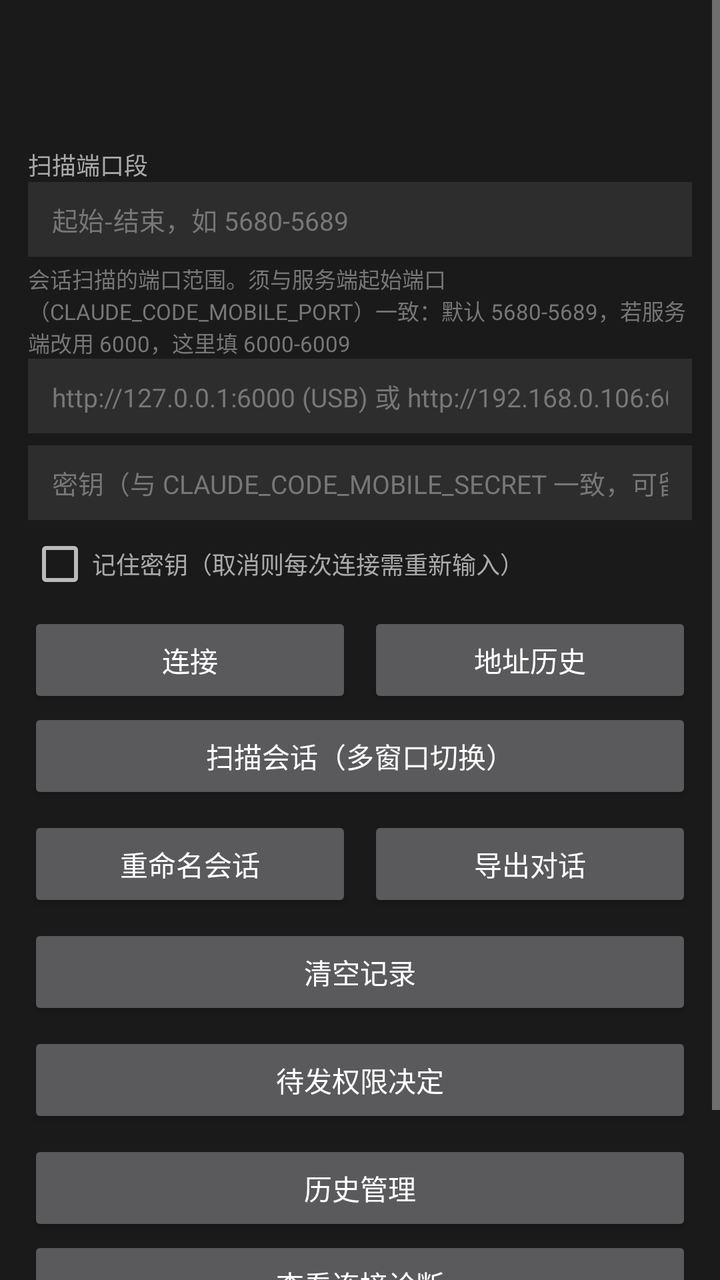
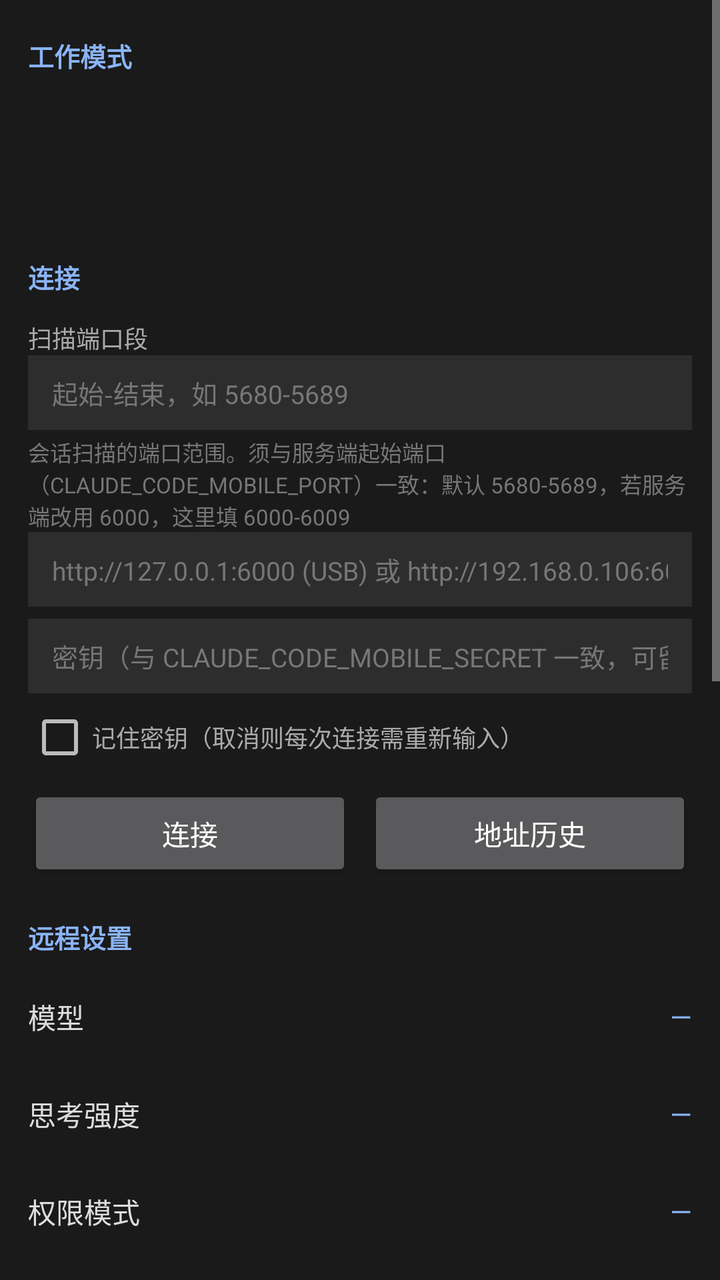

Before-and-after screenshots of an Android layout around one commit, followed by the original layout XML and the change that was made.
<!-- AndroidManifest.xml: application theme Theme.DogeMobile -->
<!-- res/layout/fragment_settings.xml -->
<?xml version="1.0" encoding="utf-8"?>
<ScrollView xmlns:android="http://schemas.android.com/apk/res/android"
    android:layout_width="match_parent"
    android:layout_height="match_parent"
    android:background="#1A1A1A"
    android:fillViewport="true">

    <LinearLayout
        android:layout_width="match_parent"
        android:layout_height="wrap_content"
        android:orientation="vertical"
        android:paddingBottom="24dp">

        
        <LinearLayout
            android:layout_width="match_parent"
            android:layout_height="wrap_content"
            android:orientation="vertical"
            android:paddingStart="14dp"
            android:paddingEnd="14dp">

            <TextView
                style="@style/SettingsSection"
                android:text="@string/section_mode" />

            <TextView
                android:id="@+id/mode_value"
                android:layout_width="match_parent"
                android:layout_height="wrap_content"
                android:layout_marginTop="2dp"
                android:textColor="#8AB4F8"
                android:textSize="14sp" />

            <TextView
                android:id="@+id/mode_desc"
                android:layout_width="match_parent"
                android:layout_height="wrap_content"
                android:layout_marginTop="4dp"
                android:textColor="#777777"
                android:textSize="12sp" />

            <LinearLayout
                android:id="@+id/mode_items"
                android:layout_width="wrap_content"
                android:layout_height="wrap_content"
                android:layout_marginTop="8dp"
                android:orientation="horizontal" />
        </LinearLayout>

        
        <LinearLayout
            android:id="@+id/local_section"
            android:layout_width="match_parent"
            android:layout_height="wrap_content"
            android:layout_marginTop="18dp"
            android:orientation="vertical"
            android:paddingStart="14dp"
            android:paddingEnd="14dp"
            android:visibility="gone">

            <TextView
                style="@style/SettingsSection"
                android:text="@string/section_local" />

            <TextView
                android:id="@+id/local_status"
                android:layout_width="match_parent"
                android:layout_height="wrap_content"
                android:layout_marginTop="2dp"
                android:textColor="#8AB4F8"
                android:textSize="14sp" />

            <TextView
                android:id="@+id/local_hint"
                android:layout_width="match_parent"
                android:layout_height="wrap_content"
                android:layout_marginTop="4dp"
                android:textColor="#777777"
                android:textSize="12sp" />

            
            <TextView
                android:layout_width="match_parent"
                android:layout_height="wrap_content"
                android:layout_marginTop="10dp"
                android:text="@string/label_provider"
                android:textColor="#CCCCCC"
                android:textSize="13sp" />

            <LinearLayout
                android:id="@+id/provider_items"
                android:layout_width="wrap_content"
                android:layout_height="wrap_content"
                android:layout_marginTop="6dp"
                android:orientation="horizontal" />

            <EditText
                android:id="@+id/base_url_input"
                android:layout_width="match_parent"
                android:layout_height="wrap_content"
                android:layout_marginTop="8dp"
                android:background="#2D2D2D"
                android:hint="@string/hint_base_url"
                android:inputType="textUri"
                android:maxLines="1"
                android:paddingStart="12dp"
                android:paddingEnd="12dp"
                android:paddingTop="9dp"
                android:paddingBottom="9dp"
                android:textColor="#E8E8E8"
                android:textColorHint="#777777"
                android:textSize="13sp" />

            <EditText
                android:id="@+id/api_key_input"
                android:layout_width="match_parent"
                android:layout_height="wrap_content"
                android:layout_marginTop="6dp"
                android:background="#2D2D2D"
                android:hint="@string/hint_api_key"
                android:inputType="textPassword"
                android:maxLines="1"
                android:paddingStart="12dp"
                android:paddingEnd="12dp"
                android:paddingTop="9dp"
                android:paddingBottom="9dp"
                android:textColor="#E8E8E8"
                android:textColorHint="#777777"
                android:textSize="13sp" />

            <EditText
                android:id="@+id/model_input"
                android:layout_width="match_parent"
                android:layout_height="wrap_content"
                android:layout_marginTop="6dp"
                android:background="#2D2D2D"
                android:hint="@string/hint_model"
                android:inputType="text"
                android:maxLines="1"
                android:paddingStart="12dp"
                android:paddingEnd="12dp"
                android:paddingTop="9dp"
                android:paddingBottom="9dp"
                android:textColor="#E8E8E8"
                android:textColorHint="#777777"
                android:textSize="13sp" />

            
            <TextView
                android:layout_width="match_parent"
                android:layout_height="wrap_content"
                android:layout_marginTop="10dp"
                android:text="@string/label_workspace"
                android:textColor="#CCCCCC"
                android:textSize="13sp" />

            <TextView
                android:id="@+id/workspace_value"
                android:layout_width="match_parent"
                android:layout_height="wrap_content"
                android:layout_marginTop="4dp"
                android:background="#2D2D2D"
                android:paddingStart="12dp"
                android:paddingEnd="12dp"
                android:paddingTop="9dp"
                android:paddingBottom="9dp"
                android:textColor="#B8C7E0"
                android:textSize="12sp"
                android:typeface="monospace" />

            <LinearLayout
                android:layout_width="match_parent"
                android:layout_height="wrap_content"
                android:layout_marginTop="8dp"
                android:orientation="horizontal">

                <Button
                    android:id="@+id/btn_pick_workspace"
                    android:layout_width="0dp"
                    android:layout_height="wrap_content"
                    android:layout_weight="1"
                    android:text="@string/action_pick_workspace" />

                <Button
                    android:id="@+id/btn_save_local"
                    android:layout_width="0dp"
                    android:layout_height="wrap_content"
                    android:layout_marginStart="8dp"
                    android:layout_weight="1"
                    android:text="@string/action_save_local" />
            </LinearLayout>

            <TextView
                android:id="@+id/local_result"
                android:layout_width="match_parent"
                android:layout_height="wrap_content"
                android:layout_marginTop="10dp"
                android:textColor="#6BD66B"
                android:textSize="12sp"
                android:visibility="gone" />
        </LinearLayout>

        
        <LinearLayout
            android:id="@+id/connection_section"
            android:layout_width="match_parent"
            android:layout_height="wrap_content"
            android:layout_marginTop="18dp"
            android:orientation="vertical"
            android:paddingStart="14dp"
            android:paddingEnd="14dp">

            <TextView
                style="@style/SettingsSection"
                android:text="@string/section_connection" />

            <TextView
                android:id="@+id/scan_port_label"
                android:layout_width="match_parent"
                android:layout_height="wrap_content"
                android:layout_marginTop="6dp"
                android:text="@string/scan_port_label"
                android:textColor="#AAAAAA"
                android:textSize="12sp" />

            <EditText
                android:id="@+id/scan_port_input"
                android:layout_width="match_parent"
                android:layout_height="wrap_content"
                android:background="#2D2D2D"
                android:hint="@string/scan_port_hint"
                android:imeOptions="actionDone"
                android:inputType="text"
                android:maxLines="1"
                android:paddingStart="12dp"
                android:paddingEnd="12dp"
                android:paddingTop="9dp"
                android:paddingBottom="9dp"
                android:textColor="#E8E8E8"
                android:textColorHint="#777777"
                android:textSize="13sp" />

            <TextView
                android:id="@+id/scan_port_desc"
                android:layout_width="match_parent"
                android:layout_height="wrap_content"
                android:layout_marginTop="3dp"
                android:text="@string/scan_port_desc"
                android:textColor="#777777"
                android:textSize="11sp" />

            <EditText
                android:id="@+id/url_input"
                android:layout_width="match_parent"
                android:layout_height="wrap_content"
                android:background="#2D2D2D"
                android:hint="@string/url_hint"
                android:imeOptions="actionGo"
                android:inputType="textUri"
                android:maxLines="1"
                android:paddingStart="12dp"
                android:paddingEnd="12dp"
                android:paddingTop="9dp"
                android:paddingBottom="9dp"
                android:textColor="#E8E8E8"
                android:textColorHint="#777777"
                android:textSize="13sp" />

            <EditText
                android:id="@+id/secret_input"
                android:layout_width="match_parent"
                android:layout_height="wrap_content"
                android:layout_marginTop="6dp"
                android:background="#2D2D2D"
                android:hint="@string/secret_hint"
                android:inputType="text"
                android:maxLines="1"
                android:paddingStart="12dp"
                android:paddingEnd="12dp"
                android:paddingTop="9dp"
                android:paddingBottom="9dp"
                android:textColor="#E8E8E8"
                android:textColorHint="#777777"
                android:textSize="13sp" />

            <CheckBox
                android:id="@+id/chk_remember_secret"
                android:layout_width="match_parent"
                android:layout_height="wrap_content"
                android:layout_marginTop="6dp"
                android:text="@string/remember_secret"
                android:textColor="#AAAAAA"
                android:textSize="12sp" />

            <LinearLayout
                android:layout_width="match_parent"
                android:layout_height="wrap_content"
                android:layout_marginTop="8dp"
                android:orientation="horizontal">

                <Button
                    android:id="@+id/btn_connect"
                    android:layout_width="0dp"
                    android:layout_height="wrap_content"
                    android:layout_weight="1"
                    android:text="@string/connect" />

                <Button
                    android:id="@+id/btn_hosts"
                    android:layout_width="0dp"
                    android:layout_height="wrap_content"
                    android:layout_marginStart="8dp"
                    android:layout_weight="1"
                    android:text="@string/host_history_short" />
            </LinearLayout>
        </LinearLayout>

        
        <LinearLayout
            android:layout_width="match_parent"
            android:layout_height="wrap_content"
            android:orientation="vertical"
            android:paddingStart="14dp"
            android:paddingEnd="14dp">

            <TextView
                style="@style/SettingsSection"
                android:text="@string/section_remote" />

            <LinearLayout
                android:id="@+id/row_model"
                style="@style/SettingsRow">

                <TextView
                    style="@style/SettingsRowLabel"
                    android:text="@string/label_model" />

                <TextView
                    android:id="@+id/row_model_value"
                    style="@style/SettingsRowValue"
                    android:text="@string/value_unknown" />
            </LinearLayout>

            <LinearLayout
                android:id="@+id/row_thinking"
                style="@style/SettingsRow">

                <TextView
                    style="@style/SettingsRowLabel"
                    android:text="@string/label_thinking" />

                <TextView
                    android:id="@+id/row_thinking_value"
                    style="@style/SettingsRowValue"
                    android:text="@string/value_unknown" />
            </LinearLayout>

            <LinearLayout
                android:id="@+id/row_permission"
                style="@style/SettingsRow">

                <TextView
                    style="@style/SettingsRowLabel"
                    android:text="@string/label_permission" />

                <TextView
                    android:id="@+id/row_permission_value"
                    style="@style/SettingsRowValue"
                    android:text="@string/value_unknown" />
            </LinearLayout>
        </LinearLayout>

        
        <LinearLayout
            android:id="@+id/pref_container"
            android:layout_width="match_parent"
            android:layout_height="wrap_content"
            android:orientation="vertical" />

        
        <LinearLayout
            android:layout_width="match_parent"
            android:layout_height="wrap_content"
            android:orientation="vertical"
            android:paddingStart="14dp"
            android:paddingEnd="14dp">

            <TextView
                style="@style/SettingsSection"
                android:text="@string/section_session" />

            <Button
                android:id="@+id/btn_scan"
                android:layout_width="match_parent"
                android:layout_height="wrap_content"
                android:text="@string/scan_sessions" />

            <LinearLayout
                android:layout_width="match_parent"
                android:layout_height="wrap_content"
                android:layout_marginTop="6dp"
                android:orientation="horizontal">

                <Button
                    android:id="@+id/btn_rename"
                    android:layout_width="0dp"
                    android:layout_height="wrap_content"
                    android:layout_weight="1"
                    android:text="@string/rename_session" />

                <Button
                    android:id="@+id/btn_export"
                    android:layout_width="0dp"
                    android:layout_height="wrap_content"
                    android:layout_marginStart="8dp"
                    android:layout_weight="1"
                    android:text="@string/export_history" />
            </LinearLayout>

            <Button
                android:id="@+id/btn_clear"
                android:layout_width="match_parent"
                android:layout_height="wrap_content"
                android:layout_marginTop="6dp"
                android:text="@string/clear_history" />

            <Button
                android:id="@+id/btn_pending_perms"
                android:layout_width="match_parent"
                android:layout_height="wrap_content"
                android:layout_marginTop="6dp"
                android:text="@string/pending_permissions" />

            <Button
                android:id="@+id/btn_history"
                android:layout_width="match_parent"
                android:layout_height="wrap_content"
                android:layout_marginTop="6dp"
                android:text="@string/history_title" />
        </LinearLayout>

        
        <LinearLayout
            android:layout_width="match_parent"
            android:layout_height="wrap_content"
            android:orientation="vertical"
            android:paddingStart="14dp"
            android:paddingEnd="14dp">

            <TextView
                style="@style/SettingsSection"
                android:text="@string/section_diagnostics" />

            <Button
                android:id="@+id/btn_diagnostics"
                android:layout_width="match_parent"
                android:layout_height="wrap_content"
                android:text="@string/show_diagnostics" />
        </LinearLayout>

        
        <LinearLayout
            android:layout_width="match_parent"
            android:layout_height="wrap_content"
            android:orientation="vertical"
            android:paddingStart="14dp"
            android:paddingEnd="14dp">

            <TextView
                style="@style/SettingsSection"
                android:text="@string/section_about" />

            <Button
                android:id="@+id/btn_about"
                android:layout_width="match_parent"
                android:layout_height="wrap_content"
                android:text="@string/about_title" />
        </LinearLayout>
    </LinearLayout>
</ScrollView>
<!-- resources referenced by this layout -->
<resources>
  <string name="about_title">关于</string>
  <string name="action_pick_workspace">选择目录</string>
  <string name="action_save_local">保存配置</string>
  <string name="clear_history">清空记录</string>
  <string name="connect">连接</string>
  <string name="export_history">导出对话</string>
  <string name="hint_api_key">API 密钥</string>
  <string name="hint_model">模型名（留空用默认）</string>
  <string name="history_title">历史管理</string>
  <string name="host_history_short">地址历史</string>
  <string name="label_model">模型</string>
  <string name="label_permission">权限模式</string>
  <string name="label_provider">服务商</string>
  <string name="label_thinking">思考强度</string>
  <string name="label_workspace">工作区目录</string>
  <string name="pending_permissions">待发权限决定</string>
  <string name="rename_session">重命名会话</string>
  <string name="scan_port_hint">起始-结束，如 5680-5689</string>
  <string name="scan_port_label">扫描端口段</string>
  <string name="scan_sessions">扫描会话（多窗口切换）</string>
  <string name="section_about">关于</string>
  <string name="section_connection">连接</string>
  <string name="section_diagnostics">诊断</string>
  <string name="section_local">本地配置</string>
  <string name="section_mode">工作模式</string>
  <string name="section_remote">远程设置</string>
  <string name="section_session">会话</string>
  <string name="show_diagnostics">查看连接诊断</string>
  <string name="value_unknown">—</string>
  <!-- unchanged entries left out for length: 6 -->
</resources>

<!-- the commit's change to res/layout/fragment_settings.xml (unified diff, before → after) -->
@@ -62,6 +62,47 @@
                 style="@style/SettingsSection"
                 android:text="@string/section_local" />
 
+            
+            <TextView
+                android:layout_width="match_parent"
+                android:layout_height="wrap_content"
+                android:layout_marginTop="4dp"
+                android:text="@string/label_provider_profiles"
+                android:textColor="#CCCCCC"
+                android:textSize="13sp" />
+
+            <LinearLayout
+                android:layout_width="match_parent"
+                android:layout_height="wrap_content"
+                android:layout_marginTop="4dp"
+                android:orientation="horizontal">
+
+                <Spinner
+                    android:id="@+id/profile_spinner"
+                    android:layout_width="0dp"
+                    android:layout_height="wrap_content"
+                    android:layout_weight="1"
+                    android:background="#2D2D2D"
+                    android:paddingStart="4dp"
+                    android:paddingEnd="4dp" />
+
+                <Button
+                    android:id="@+id/btn_new_profile"
+                    android:layout_width="wrap_content"
+                    android:layout_height="wrap_content"
+                    android:layout_marginStart="8dp"
+                    android:text="@string/action_new_profile"
+                    android:textSize="12sp" />
+
+                <Button
+                    android:id="@+id/btn_delete_profile"
+                    android:layout_width="wrap_content"
+                    android:layout_height="wrap_content"
+                    android:layout_marginStart="8dp"
+                    android:text="@string/action_delete_profile"
+                    android:textSize="12sp" />
+            </LinearLayout>
+
             <TextView
                 android:id="@+id/local_status"
                 android:layout_width="match_parent"
@@ -144,6 +185,150 @@
                 android:textColor="#E8E8E8"
                 android:textColorHint="#777777"
                 android:textSize="13sp" />
+
+            
+            <TextView
+                android:layout_width="match_parent"
+                android:layout_height="wrap_content"
+                android:layout_marginTop="10dp"
+                android:text="@string/label_thinking"
+                android:textColor="#CCCCCC"
+                android:textSize="13sp" />
+
+            <TextView
+                android:id="@+id/thinking_value"
+                android:layout_width="match_parent"
+                android:layout_height="wrap_content"
+                android:layout_marginTop="4dp"
+                android:background="#2D2D2D"
+                android:clickable="true"
+                android:focusable="true"
+                android:paddingStart="12dp"
+                android:paddingEnd="12dp"
+                android:paddingTop="10dp"
+                android:paddingBottom="10dp"
+                android:text="关闭"
+                android:textColor="#E8E8E8"
+                android:textSize="13sp" />
+
+            
+            <TextView
+                android:layout_width="match_parent"
+                android:layout_height="wrap_content"
+                android:layout_marginTop="10dp"
+                android:text="@string/label_skills"
+                android:textColor="#CCCCCC"
+                android:textSize="13sp" />
+
+            <TextView
+                android:layout_width="match_parent"
+                android:layout_height="wrap_content"
+                android:layout_marginTop="2dp"
+                android:text="@string/skills_hint"
+                android:textColor="#777777"
+                android:textSize="11sp" />
+
+            <LinearLayout
+                android:id="@+id/skill_items"
+                android:layout_width="match_parent"
+                android:layout_height="wrap_content"
+                android:layout_marginTop="6dp"
+                android:orientation="vertical" />
+
+            
+            <TextView
+                android:layout_width="match_parent"
+                android:layout_height="wrap_content"
+                android:layout_marginTop="12dp"
+                android:text="@string/label_offline_engine"
+                android:textColor="#CCCCCC"
+                android:textSize="13sp" />
+
+            <TextView
+                android:layout_width="match_parent"
+                android:layout_height="wrap_content"
+                android:layout_marginTop="2dp"
+                android:text="@string/offline_engine_hint"
+                android:textColor="#777777"
+                android:textSize="11sp" />
+
+            <Switch
+                android:id="@+id/sw_offline_engine"
+                android:layout_width="match_parent"
+                android:layout_height="wrap_content"
+                android:layout_marginTop="6dp"
+                android:text="@string/action_offline_engine_on"
+                android:textColor="#E8E8E8"
+                android:textSize="13sp" />
+
+            <EditText
+                android:id="@+id/engine_url_input"
+                android:layout_width="match_parent"
+                android:layout_height="wrap_content"
+                android:layout_marginTop="6dp"
+                android:background="#2D2D2D"
+                android:hint="@string/hint_engine_url"
+                android:inputType="textUri"
+                android:paddingStart="12dp"
+                android:paddingEnd="12dp"
+                android:paddingTop="9dp"
+                android:paddingBottom="9dp"
+                android:textColor="#E8E8E8"
+                android:textColorHint="#777777"
+                android:textSize="13sp" />
+
+            <LinearLayout
+                android:layout_width="match_parent"
+                android:layout_height="wrap_content"
+                android:layout_marginTop="8dp"
+                android:orientation="horizontal">
+
+                <EditText
+                    android:id="@+id/engine_model_input"
+                    android:layout_width="0dp"
+                    android:layout_height="wrap_content"
+                    android:layout_weight="1"
+                    android:background="#2D2D2D"
+                    android:hint="@string/hint_engine_model"
+                    android:inputType="text"
+                    android:paddingStart="12dp"
+                    android:paddingEnd="12dp"
+                    android:paddingTop="9dp"
+                    android:paddingBottom="9dp"
+                    android:textColor="#E8E8E8"
+                    android:textColorHint="#777777"
+                    android:textSize="13sp" />
+
+                <Button
+                    android:id="@+id/btn_fetch_engine_models"
+                    android:layout_width="wrap_content"
+                    android:layout_height="wrap_content"
+                    android:layout_marginStart="8dp"
+                    android:text="@string/action_fetch_models" />
+            </LinearLayout>
+
+            
+            <LinearLayout
+                android:layout_width="match_parent"
+                android:layout_height="wrap_content"
+                android:layout_marginTop="8dp"
+                android:orientation="horizontal">
+
+                <Button
+                    android:id="@+id/btn_fetch_models"
+                    android:layout_width="0dp"
+                    android:layout_height="wrap_content"
+                    android:layout_weight="1"
+                    android:text="@string/action_fetch_models" />
+
+                <Button
+                    android:id="@+id/btn_test_local"
+                    android:layout_width="0dp"
+                    android:layout_height="wrap_content"
+                    android:layout_marginStart="8dp"
+                    android:layout_weight="1"
+                    android:text="@string/action_test_local" />
+            </LinearLayout>
 
             
             <TextView
@@ -368,6 +553,14 @@
                     style="@style/SettingsRowValue"
                     android:text="@string/value_unknown" />
             </LinearLayout>
+
+            
+            <Button
+                android:id="@+id/btn_permission_rules"
+                android:layout_width="match_parent"
+                android:layout_height="wrap_content"
+                android:layout_marginTop="10dp"
+                android:text="@string/permission_rules" />
         </LinearLayout>
 
         
<!-- resource entries referenced after the edit -->
@@ -1,21 +1,33 @@
 <!-- resources referenced by this layout -->
 <resources>
   <string name="about_title">关于</string>
+  <string name="action_delete_profile">删除当前档案</string>
+  <string name="action_fetch_models">获取模型</string>
+  <string name="action_new_profile">新建档案</string>
+  <string name="action_offline_engine_on">启用离线引擎（替代远程 API）</string>
   <string name="action_pick_workspace">选择目录</string>
   <string name="action_save_local">保存配置</string>
+  <string name="action_test_local">测试会话</string>
   <string name="clear_history">清空记录</string>
   <string name="connect">连接</string>
   <string name="export_history">导出对话</string>
   <string name="hint_api_key">API 密钥</string>
+  <string name="hint_engine_model">模型名（可点「获取模型」选；留空取默认）</string>
+  <string name="hint_engine_url">本地引擎地址，如 http://127.0.0.1:8080/v1</string>
   <string name="hint_model">模型名（留空用默认）</string>
   <string name="history_title">历史管理</string>
   <string name="host_history_short">地址历史</string>
   <string name="label_model">模型</string>
+  <string name="label_offline_engine">离线推理引擎</string>
   <string name="label_permission">权限模式</string>
   <string name="label_provider">服务商</string>
+  <string name="label_provider_profiles">服务商档案</string>
+  <string name="label_skills">技能</string>
   <string name="label_thinking">思考强度</string>
   <string name="label_workspace">工作区目录</string>
+  <string name="offline_engine_hint">开启后用本机运行的 OpenAI 兼容推理服务（如 Termux 里的 llama.cpp / Ollama，暴露 http://127.0.0.1:8080/v1）真正离线推理。留空则提示先填写地址。</string>
   <string name="pending_permissions">待发权限决定</string>
+  <string name="permission_rules">逐条授权规则</string>
   <string name="rename_session">重命名会话</string>
   <string name="scan_port_hint">起始-结束，如 5680-5689</string>
   <string name="scan_port_label">扫描端口段</string>
@@ -28,7 +40,44 @@
   <string name="section_remote">远程设置</string>
   <string name="section_session">会话</string>
   <string name="show_diagnostics">查看连接诊断</string>
+  <string name="skills_hint">开启/关闭某个专家技能（关闭后模型将看不到该技能）。改动即时生效，无需点「保存配置」。</string>
   <string name="value_unknown">—</string>
+  <style name="SettingsRow">
+          <item name="android:layout_width">match_parent</item>
+          <item name="android:layout_height">wrap_content</item>
+          <item name="android:orientation">horizontal</item>
+          <item name="android:gravity">center_vertical</item>
+          <item name="android:paddingTop">14dp</item>
+          <item name="android:paddingBottom">14dp</item>
+          <item name="android:clickable">true</item>
+          <item name="android:focusable">true</item>
+          <item name="android:background">?android:attr/selectableItemBackground</item>
+      </style>
+  <style name="SettingsRowLabel">
+          <item name="android:layout_width">0dp</item>
+          <item name="android:layout_height">wrap_content</item>
+          <item name="android:layout_weight">1</item>
+          <item name="android:textColor">#DDDDDD</item>
+          <item name="android:textSize">14sp</item>
+      </style>
+  <style name="SettingsRowValue">
+          <item name="android:layout_width">wrap_content</item>
+          <item name="android:layout_height">wrap_content</item>
+          <item name="android:maxWidth">200dp</item>
+          <item name="android:ellipsize">end</item>
+          <item name="android:maxLines">1</item>
+          <item name="android:textColor">#8AB4F8</item>
+          <item name="android:textSize">14sp</item>
+      </style>
+  <style name="SettingsSection">
+          <item name="android:layout_width">match_parent</item>
+          <item name="android:layout_height">wrap_content</item>
+          <item name="android:layout_marginTop">18dp</item>
+          <item name="android:layout_marginBottom">6dp</item>
+          <item name="android:textColor">#8AB4F8</item>
+          <item name="android:textSize">13sp</item>
+          <item name="android:textStyle">bold</item>
+      </style>
   <!-- unchanged entries left out for length: 6 -->
 </resources>
 
